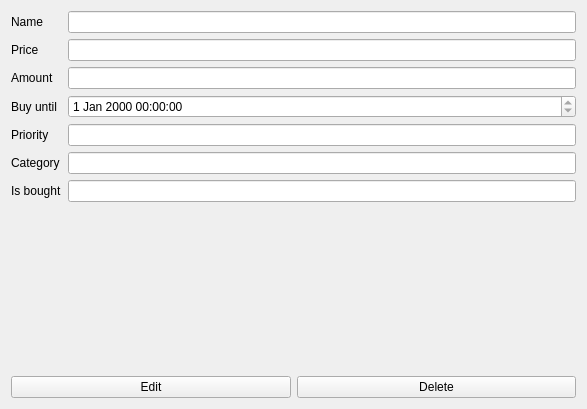
Before: the Qt Designer form src/Client/View/MainPage/Product/ProductViewSubPage/ProductViewSubPage.ui in iodream/Spend-Note, drawn with Qt 5.
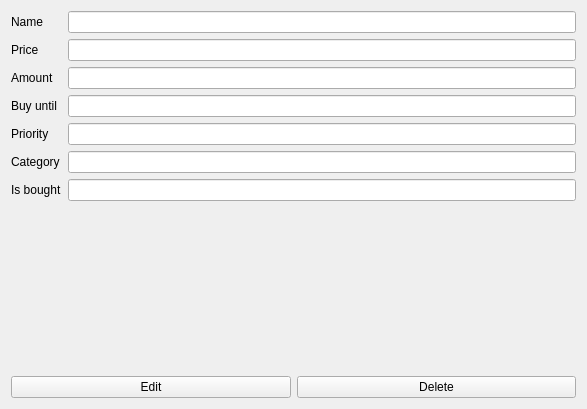
After: the same form once the commit is applied.

Diff of the .ui file:
```diff
--- a/src/Client/View/MainPage/Product/ProductViewSubPage/ProductViewSubPage.ui
+++ b/src/Client/View/MainPage/Product/ProductViewSubPage/ProductViewSubPage.ui
@@ -108,7 +108,7 @@
       </widget>
      </item>
      <item row="3" column="1">
-      <widget class="QDateTimeEdit" name="BuyUntil">
+      <widget class="QLineEdit" name="BuyUntil">
        <property name="readOnly">
         <bool>true</bool>
        </property>
```
